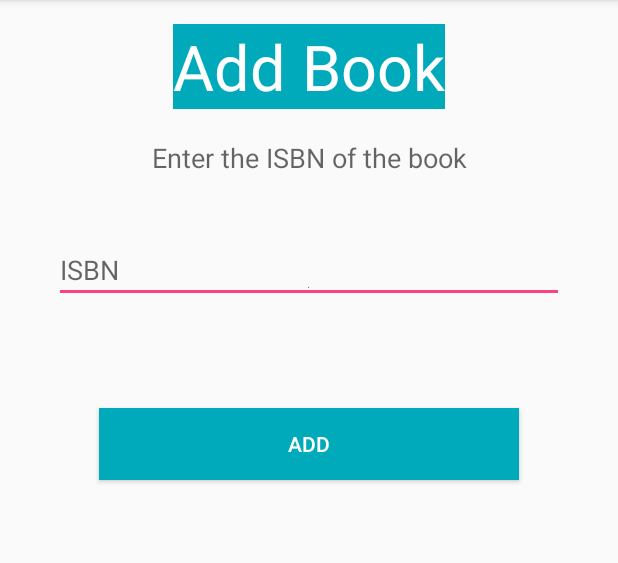
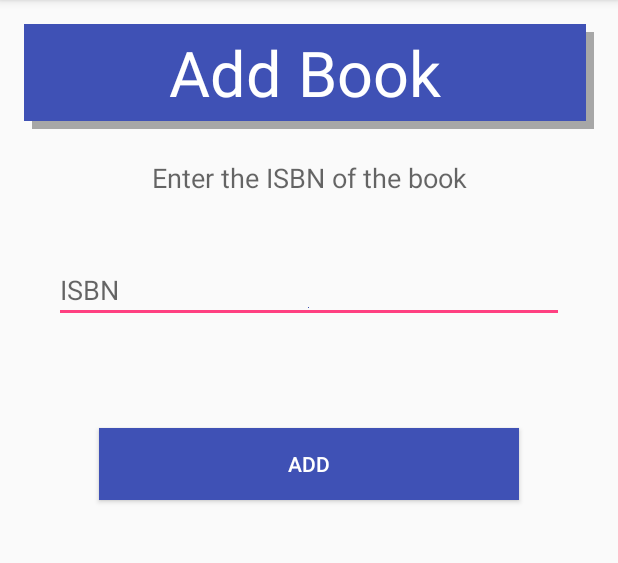
Before and after one commit to TheHackstreetBoys/BeyondBooks, an Android app: the screen it shows after launch (AddBook), on a phone screen of 412 x 824 dp, the part 84-647 px from its top. Run offline under Robolectric (Android 15) with nearby library versions, the phone set to English and light mode, and no system bars.

Commit message:
added shadow to title

```diff
--- a/androidApp/BeyondBooks/app/src/main/res/layout/activity_add_book.xml
+++ b/androidApp/BeyondBooks/app/src/main/res/layout/activity_add_book.xml
@@ -16,19 +16,46 @@
             android:layout_width="match_parent"
             android:layout_height="match_parent"
             android:orientation="vertical">
-
+            <TableLayout
+                android:layout_width="match_parent"
+                android:layout_height="wrap_content"
+                android:stretchColumns="0">
+                <TableRow>
+                    <LinearLayout
+                        android:layout_width="match_parent"
+                        android:layout_height="match_parent"
+                        android:orientation="vertical">
                         <TextView
-                android:layout_width="wrap_content"
+                            android:layout_width="match_parent"
                             android:layout_height="wrap_content"
                             android:textAppearance="?android:attr/textAppearanceLarge"
                             android:text="Add Book"
                             android:id="@+id/textView3"
                             android:layout_gravity="center_horizontal"
-                android:background="@color/ourtheme"
-                android:editable="false"
+                            android:background="@color/colorPrimary"
                             android:textColor="#ffffff"
                             android:textSize="42dp"
+                            android:paddingTop="4dp"
+                            android:paddingBottom="4dp"
+                            android:paddingLeft="9dp"
+                            android:paddingRight="9dp"
+                            android:gravity="center"
                             />
+                    </LinearLayout>
+
+                    <View
+                        android:layout_width="5dp"
+                        android:layout_height="fill_parent"
+                        android:layout_marginTop="5dp"
+                        android:background="#55000000"/>
+                </TableRow>
+            </TableLayout>
+            <View
+                android:layout_width="fill_parent"
+                android:layout_height="5dp"
+                android:layout_marginLeft="5dp"
+                android:background="#55000000"/>
+
             <TextView
                 android:layout_margin="20dp"
                 android:layout_width="match_parent"
@@ -43,7 +70,7 @@
                 android:layout_height="wrap_content"
                 android:hint="ISBN"
                 android:id="@+id/addBook_isbn"
-                android:drawableBottom="@color/ourtheme"/>
+                android:drawableBottom="@color/colorPrimary"/>
             <Button
                 android:layout_margin="50dp"
                 android:layout_width="match_parent"
@@ -52,7 +79,7 @@
                 android:gravity="center"
                 android:text="Add"
                 android:textColor="#ffffff"
-                android:background="@color/ourtheme"/>
+                android:background="@color/colorPrimary"/>
         </LinearLayout>
     </ScrollView>
 
--- a/androidApp/BeyondBooks/app/src/main/res/values/colors.xml
+++ b/androidApp/BeyondBooks/app/src/main/res/values/colors.xml
@@ -3,5 +3,5 @@
     <color name="colorPrimary">#3F51B5</color>
     <color name="colorPrimaryDark">#303F9F</color>
     <color name="colorAccent">#FF4081</color>
-    <color name="ourtheme">#00aabb</color>
+
 </resources>
```
Lines whose indentation alone changed are shown as unchanged.
